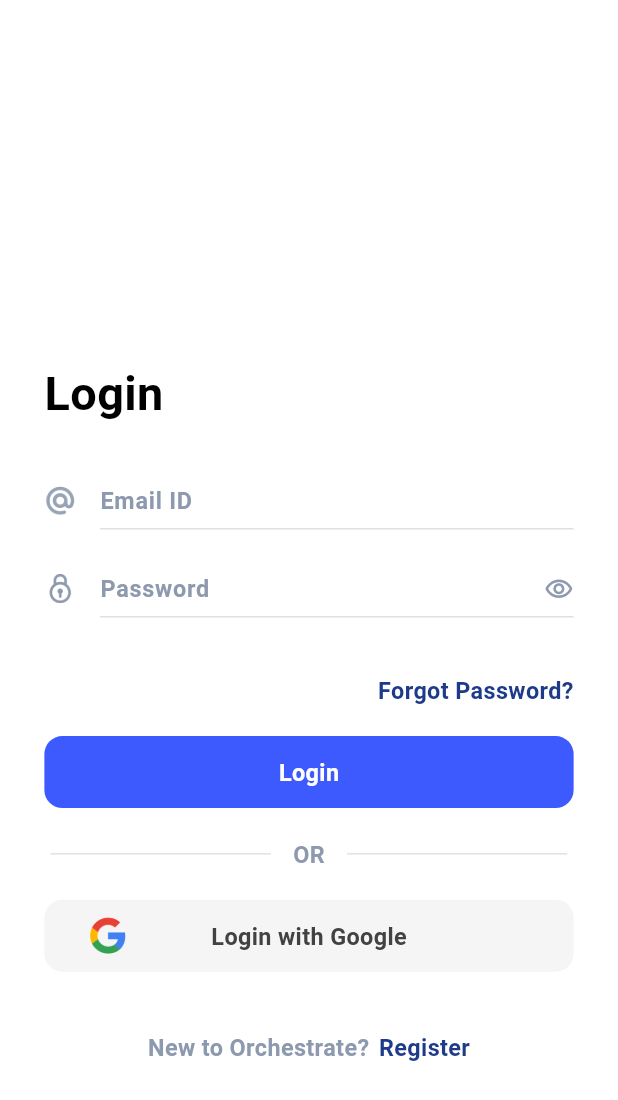
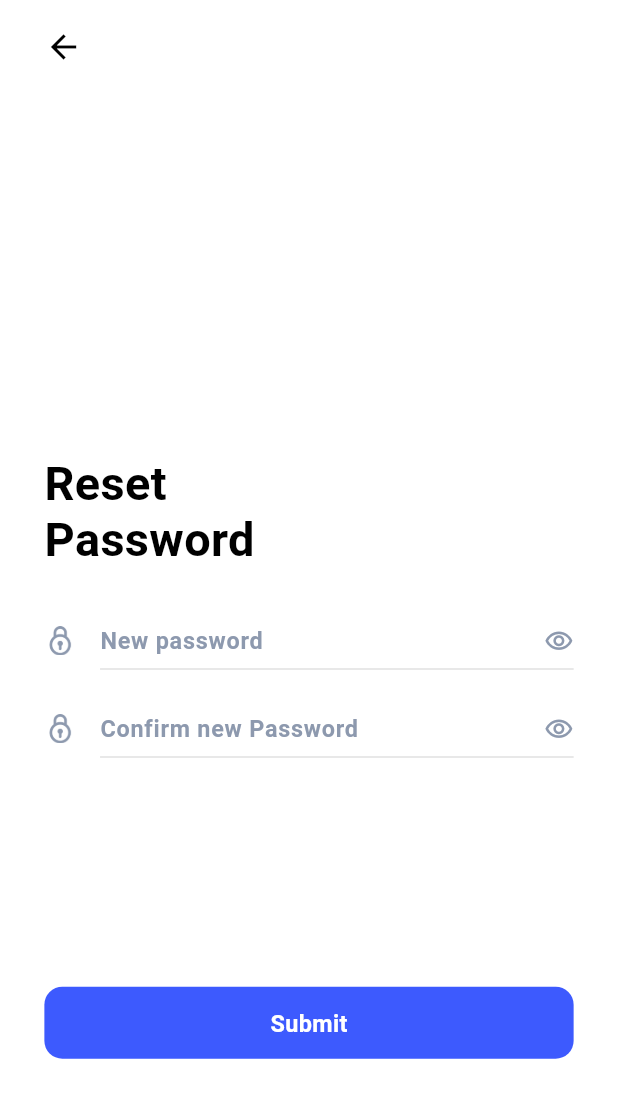
Before and after one commit to im-dpaul/ems, a Flutter app: the screen it shows after launch, after a tap on "Forgot Password?", on a phone screen of 412 x 824 dp. Shown: the top 1100 px of the screen. Run offline on Flutter 3.47's test engine with Material 3 defaults, Android fonts, the phone set to English and light mode, and no system bars; our stand-ins replace firebase_core, flutter_screenutil, pinput, shared_preferences; accounts and stored records are empty; Roboto replaces fonts that are missing (SF-Pro-Rounded).

Commit message:
Create & Reset Password Screen UI

```diff
--- a/lib/core/routes/app_routes.dart
+++ b/lib/core/routes/app_routes.dart
@@ -1,4 +1,5 @@
 import 'package:flutter/material.dart';
+import 'package:orchestrate/features/authentication/views/create_reset_password_screen.dart';
 import 'package:orchestrate/features/authentication/views/login_screen.dart';
 import 'package:orchestrate/features/authentication/views/otp_screen.dart';
 import 'package:orchestrate/features/authentication/views/signup_screen.dart';
@@ -10,6 +11,7 @@ class AppRoutes {
   static const String loginScreen = '/loginScreen';
   static const String signupScreen = '/signupScreen';
   static const String otpScreen = '/otpScreen';
+  static const String createResetPasswordScreen = '/createResetPasswordScreen';
 
   static const String homeScreen = '/homeScreen';
 }
@@ -44,6 +46,12 @@ mixin GenerateRoute {
           settings: settings,
         );
 
+      case '/createResetPasswordScreen':
+        return MaterialPageRoute(
+          builder: (context) => const CreateResetPasswordScreen(),
+          settings: settings,
+        );
+
       case 'homeScreen':
         return MaterialPageRoute(
           builder: (context) => const HomeScreen(),
--- /dev/null
+++ b/lib/features/authentication/controllers/create_reset_password_provider.dart
@@ -0,0 +1,25 @@
+import 'package:flutter/material.dart';
+
+class CreateResetPasswordProvider with ChangeNotifier {
+  bool isLoading = false;
+  bool showNewPassword = true;
+  bool showConfirmPassword = true;
+
+  TextEditingController newPasswordController = TextEditingController();
+  TextEditingController confirmPasswordController = TextEditingController();
+
+  void toggleNewPasswordVisibility() {
+    showNewPassword = !showNewPassword;
+    notifyListeners();
+  }
+
+  void toggleConfirmPasswordVisibility() {
+    showConfirmPassword = !showConfirmPassword;
+    notifyListeners();
+  }
+
+  Future<void> onSubmitPasswordTap() async {
+    isLoading = true;
+    notifyListeners();
+  }
+}
--- /dev/null
+++ b/lib/features/authentication/views/create_reset_password_screen.dart
@@ -0,0 +1,99 @@
+import 'package:flutter/material.dart';
+import 'package:orchestrate/core/constants/strings.dart';
+import 'package:orchestrate/core/responsive/size_extension.dart';
+import 'package:orchestrate/core/themes/app_colors.dart';
+import 'package:orchestrate/core/themes/app_text_styles.dart';
+import 'package:orchestrate/features/authentication/controllers/create_reset_password_provider.dart';
+import 'package:orchestrate/widgets/appbar/common_appbar.dart';
+import 'package:orchestrate/widgets/buttons/app_button.dart';
+import 'package:orchestrate/widgets/input_fields/password_input_field.dart';
+import 'package:provider/provider.dart';
+
+class CreateResetPasswordScreen extends StatelessWidget {
+  const CreateResetPasswordScreen({super.key});
+
+  @override
+  Widget build(BuildContext context) {
+    final CreateResetPasswordProvider createResetPasswordProvider =
+        Provider.of<CreateResetPasswordProvider>(context, listen: false);
+
+    return Scaffold(
+      resizeToAvoidBottomInset: true,
+      backgroundColor: AppColors.pureWhite,
+      body: SafeArea(
+        child: GestureDetector(
+          onTap: () => FocusScope.of(context).unfocus(),
+          child: SingleChildScrollView(
+            physics: const BouncingScrollPhysics(),
+            child: Padding(
+              padding: EdgeInsets.symmetric(vertical: 12.h, horizontal: 28.w),
+              child: Column(
+                mainAxisSize: MainAxisSize.min,
+                mainAxisAlignment: MainAxisAlignment.start,
+                crossAxisAlignment: CrossAxisAlignment.start,
+                children: [
+                  CommonAppBar(
+                    onBackButtonTap: () {
+                      Navigator.of(context).pop();
+                    },
+                  ),
+                  SizedBox(height: 260.h),
+                  SizedBox(
+                    width: 200.w,
+                    child: Text(
+                      Strings.resetPassword,
+                      style: AppTextStyles.f32w600Black.copyWith(height: 1.2),
+                    ),
+                  ),
+                  SizedBox(height: 30.h),
+                  Consumer<CreateResetPasswordProvider>(
+                    builder: (BuildContext context,
+                        CreateResetPasswordProvider provider, _) {
+                      return PasswordInputField(
+                        hintText: Strings.newPassword,
+                        isPasswordVisible: provider.showNewPassword,
+                        passwordController:
+                            createResetPasswordProvider.newPasswordController,
+                        onVisibilityTap: () {
+                          createResetPasswordProvider
+                              .toggleNewPasswordVisibility();
+                        },
+                      );
+                    },
+                  ),
+                  SizedBox(height: 12.h),
+                  Consumer<CreateResetPasswordProvider>(
+                    builder: (BuildContext context,
+                        CreateResetPasswordProvider provider, _) {
+                      return PasswordInputField(
+                        hintText: Strings.confirmPassword,
+                        isPasswordVisible: provider.showConfirmPassword,
+                        passwordController: createResetPasswordProvider
+                            .confirmPasswordController,
+                        onVisibilityTap: () {
+                          createResetPasswordProvider
+                              .toggleConfirmPasswordVisibility();
+                        },
+                      );
+                    },
+                  ),
+                  SizedBox(height: 148.h),
+                  Consumer<CreateResetPasswordProvider>(
+                    builder: (BuildContext context,
+                        CreateResetPasswordProvider provider, _) {
+                      return AppButton(
+                        title: Strings.submit,
+                        onButtonTap: () {},
+                      );
+                    },
+                  ),
+                  SizedBox(height: 16.h),
+                ],
+              ),
+            ),
+          ),
+        ),
+      ),
+    );
+  }
+}
--- a/lib/features/authentication/views/login_screen.dart
+++ b/lib/features/authentication/views/login_screen.dart
@@ -72,7 +72,10 @@ class LoginScreen extends StatelessWidget {
                   Align(
                     alignment: Alignment.centerRight,
                     child: ForgotPassword(
-                      onForgotPasswordTap: () {},
+                      onForgotPasswordTap: () {
+                        Navigator.pushNamed(
+                            context, AppRoutes.createResetPasswordScreen);
+                      },
                     ),
                   ),
                   SizedBox(height: 20.h),
--- a/lib/features/authentication/views/otp_screen.dart
+++ b/lib/features/authentication/views/otp_screen.dart
@@ -5,6 +5,7 @@ import 'package:orchestrate/core/themes/app_colors.dart';
 import 'package:orchestrate/core/themes/app_text_styles.dart';
 import 'package:orchestrate/features/authentication/controllers/otp_provider.dart';
 import 'package:orchestrate/features/authentication/widgets/resend_code.dart';
+import 'package:orchestrate/widgets/appbar/common_appbar.dart';
 import 'package:orchestrate/widgets/buttons/app_button.dart';
 import 'package:orchestrate/widgets/input_fields/otp_input_field.dart';
 import 'package:provider/provider.dart';
@@ -43,25 +44,12 @@ class _OTPScreenState extends State<OTPScreen> {
                 mainAxisAlignment: MainAxisAlignment.start,
                 crossAxisAlignment: CrossAxisAlignment.start,
                 children: [
-                  SizedBox(
-                    height: 40.h,
-                    child: Row(
-                      mainAxisAlignment: MainAxisAlignment.start,
-                      children: [
-                        GestureDetector(
-                          onTap: () {
-                            otpProvider.otpTimer.cancel();
-                            otpProvider.otpController.clear();
-                            Navigator.of(context).pop();
-                          },
-                          child: Icon(
-                            Icons.arrow_back,
-                            size: 26.h,
-                            color: AppColors.pureBlack,
-                          ),
-                        )
-                      ],
-                    ),
+                  CommonAppBar(
+                    onBackButtonTap: () {
+                      otpProvider.otpTimer.cancel();
+                      otpProvider.otpController.clear();
+                      Navigator.of(context).pop();
+                    },
                   ),
                   SizedBox(height: 248.h),
                   Text(
--- a/lib/main.dart
+++ b/lib/main.dart
@@ -7,6 +7,7 @@ import 'package:flutter/services.dart';
 import 'package:flutter_screenutil/flutter_screenutil.dart';
 import 'package:firebase_core/firebase_core.dart';
 import 'package:orchestrate/core/utils/shared_prefs.dart';
+import 'package:orchestrate/features/authentication/controllers/create_reset_password_provider.dart';
 import 'package:orchestrate/features/authentication/controllers/login_provider.dart';
 import 'package:orchestrate/features/authentication/controllers/otp_provider.dart';
 import 'package:orchestrate/features/authentication/controllers/signup_provider.dart';
@@ -57,6 +58,9 @@ class MainApp extends StatelessWidget {
                     ChangeNotifierProvider<OTPProvider>(
                       create: (_) => OTPProvider(),
                     ),
+                    ChangeNotifierProvider<CreateResetPasswordProvider>(
+                      create: (_) => CreateResetPasswordProvider(),
+                    ),
                   ],
                   child: MaterialApp(
                     initialRoute: '/',
--- /dev/null
+++ b/lib/widgets/appbar/common_appbar.dart
@@ -0,0 +1,27 @@
+import 'package:flutter/material.dart';
+import 'package:orchestrate/core/responsive/size_extension.dart';
+import 'package:orchestrate/widgets/buttons/app_back_button.dart';
+
+class CommonAppBar extends StatelessWidget {
+  final void Function() onBackButtonTap;
+
+  const CommonAppBar({
+    super.key,
+    required this.onBackButtonTap,
+  });
+
+  @override
+  Widget build(BuildContext context) {
+    return SizedBox(
+      height: 40.h,
+      child: Row(
+        mainAxisAlignment: MainAxisAlignment.start,
+        children: [
+          AppBackButton(
+            onButtonTap: onBackButtonTap,
+          )
+        ],
+      ),
+    );
+  }
+}
--- /dev/null
+++ b/lib/widgets/buttons/app_back_button.dart
@@ -0,0 +1,24 @@
+import 'package:flutter/material.dart';
+import 'package:orchestrate/core/responsive/size_extension.dart';
+import 'package:orchestrate/core/themes/app_colors.dart';
+
+class AppBackButton extends StatelessWidget {
+  final void Function()? onButtonTap;
+
+  const AppBackButton({
+    super.key,
+    required this.onButtonTap,
+  });
+
+  @override
+  Widget build(BuildContext context) {
+    return GestureDetector(
+      onTap: onButtonTap,
+      child: Icon(
+        Icons.arrow_back,
+        size: 26.h,
+        color: AppColors.pureBlack,
+      ),
+    );
+  }
+}
--- a/lib/widgets/input_fields/password_input_field.dart
+++ b/lib/widgets/input_fields/password_input_field.dart
@@ -6,12 +6,14 @@ import 'package:orchestrate/core/themes/app_colors.dart';
 import 'package:orchestrate/widgets/input_fields/text_input_field.dart';
 
 class PasswordInputField extends StatelessWidget {
+  final String? hintText;
   final bool isPasswordVisible;
   final TextEditingController passwordController;
   final void Function() onVisibilityTap;
 
   const PasswordInputField({
     super.key,
+    this.hintText,
     required this.isPasswordVisible,
     required this.passwordController,
     required this.onVisibilityTap,
@@ -20,7 +22,7 @@ class PasswordInputField extends StatelessWidget {
   @override
   Widget build(BuildContext context) {
     return TextInputField(
-      hintText: Strings.password,
+      hintText: hintText ?? Strings.password,
       icon: Image.asset(
         ImagePath.lockIcon,
         height: 20.h,
```
